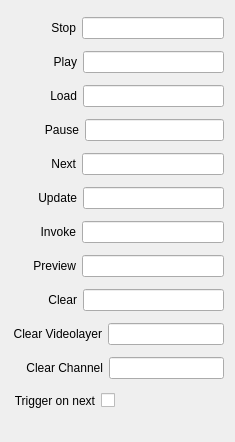
First picture: the form in src/Widgets/Inspector/InspectorCustomCommandWidget.ui, repository CasparCG/client, before the edit.
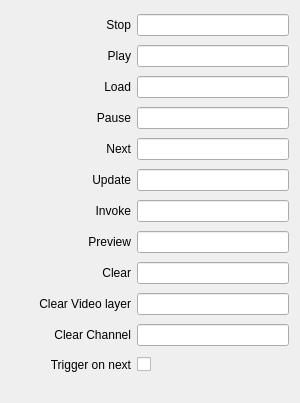
Second picture: the form after the edit.

Commit message: Simplify layout of inspector widgets

```diff
--- a/src/Widgets/Inspector/InspectorCustomCommandWidget.ui
+++ b/src/Widgets/Inspector/InspectorCustomCommandWidget.ui
@@ -6,8 +6,8 @@
    <rect>
     <x>0</x>
     <y>0</y>
-    <width>235</width>
-    <height>442</height>
+    <width>300</width>
+    <height>403</height>
    </rect>
   </property>
   <property name="sizePolicy">
@@ -16,398 +16,126 @@
     <verstretch>0</verstretch>
    </sizepolicy>
   </property>
-  <layout class="QVBoxLayout" name="verticalLayout">
-   <item>
-    <layout class="QHBoxLayout" name="horizontalLayoutStop">
-     <item>
-      <spacer name="horizontalSpacerStop">
-       <property name="orientation">
-        <enum>Qt::Horizontal</enum>
-       </property>
-       <property name="sizeType">
-        <enum>QSizePolicy::Fixed</enum>
-       </property>
-       <property name="sizeHint" stdset="0">
-        <size>
-         <width>40</width>
-         <height>20</height>
-        </size>
-       </property>
-      </spacer>
-     </item>
-     <item>
-      <widget class="QLabel" name="labelStop">
-       <property name="text">
-        <string>Stop</string>
-       </property>
-       <property name="alignment">
-        <set>Qt::AlignRight|Qt::AlignTrailing|Qt::AlignVCenter</set>
-       </property>
-      </widget>
-     </item>
-     <item>
-      <widget class="QLineEdit" name="lineEditStop"/>
-     </item>
-    </layout>
+  <layout class="QGridLayout" name="gridLayout">
+   <property name="bottomMargin">
+    <number>20</number>
+   </property>
+   <item row="6" column="0">
+    <widget class="QLabel" name="labelInvoke">
+     <property name="minimumSize">
+      <size>
+       <width>120</width>
+       <height>0</height>
+      </size>
+     </property>
+     <property name="text">
+      <string>Invoke</string>
+     </property>
+     <property name="alignment">
+      <set>Qt::AlignRight|Qt::AlignTrailing|Qt::AlignVCenter</set>
+     </property>
+    </widget>
    </item>
-   <item>
-    <layout class="QHBoxLayout" name="horizontalLayoutPlay">
-     <item>
-      <spacer name="horizontalSpacerPlay">
-       <property name="orientation">
-        <enum>Qt::Horizontal</enum>
-       </property>
-       <property name="sizeType">
-        <enum>QSizePolicy::Fixed</enum>
-       </property>
-       <property name="sizeHint" stdset="0">
-        <size>
-         <width>42</width>
-         <height>20</height>
-        </size>
-       </property>
-      </spacer>
-     </item>
-     <item>
-      <widget class="QLabel" name="labelPlay">
-       <property name="text">
-        <string>Play</string>
-       </property>
-       <property name="alignment">
-        <set>Qt::AlignRight|Qt::AlignTrailing|Qt::AlignVCenter</set>
-       </property>
-      </widget>
-     </item>
-     <item>
-      <widget class="QLineEdit" name="lineEditPlay"/>
-     </item>
-    </layout>
+   <item row="0" column="1">
+    <widget class="QLineEdit" name="lineEditStop"/>
    </item>
-   <item>
-    <layout class="QHBoxLayout" name="horizontalLayoutLoad">
-     <item>
-      <spacer name="horizontalSpacerLoad">
-       <property name="orientation">
-        <enum>Qt::Horizontal</enum>
-       </property>
-       <property name="sizeType">
-        <enum>QSizePolicy::Fixed</enum>
-       </property>
-       <property name="sizeHint" stdset="0">
-        <size>
-         <width>39</width>
-         <height>20</height>
-        </size>
-       </property>
-      </spacer>
-     </item>
-     <item>
-      <widget class="QLabel" name="labelLoad">
-       <property name="text">
-        <string>Load</string>
-       </property>
-       <property name="alignment">
-        <set>Qt::AlignRight|Qt::AlignTrailing|Qt::AlignVCenter</set>
-       </property>
-      </widget>
-     </item>
-     <item>
-      <widget class="QLineEdit" name="lineEditLoad"/>
-     </item>
-    </layout>
+   <item row="8" column="0">
+    <widget class="QLabel" name="labelClear">
+     <property name="minimumSize">
+      <size>
+       <width>120</width>
+       <height>0</height>
+      </size>
+     </property>
+     <property name="text">
+      <string>Clear</string>
+     </property>
+     <property name="alignment">
+      <set>Qt::AlignRight|Qt::AlignTrailing|Qt::AlignVCenter</set>
+     </property>
+    </widget>
    </item>
-   <item>
-    <layout class="QHBoxLayout" name="horizontalLayoutPause">
-     <item>
-      <spacer name="horizontalSpacerPause">
-       <property name="orientation">
-        <enum>Qt::Horizontal</enum>
-       </property>
-       <property name="sizeType">
-        <enum>QSizePolicy::Fixed</enum>
-       </property>
-       <property name="sizeHint" stdset="0">
-        <size>
-         <width>33</width>
-         <height>20</height>
-        </size>
-       </property>
-      </spacer>
-     </item>
-     <item>
-      <widget class="QLabel" name="labelPause">
-       <property name="text">
-        <string>Pause</string>
-       </property>
-       <property name="alignment">
-        <set>Qt::AlignRight|Qt::AlignTrailing|Qt::AlignVCenter</set>
-       </property>
-      </widget>
-     </item>
-     <item>
-      <widget class="QLineEdit" name="lineEditPause"/>
-     </item>
-    </layout>
+   <item row="4" column="1">
+    <widget class="QLineEdit" name="lineEditNext"/>
    </item>
-   <item>
-    <layout class="QHBoxLayout" name="horizontalLayoutNext">
-     <item>
-      <spacer name="horizontalSpacerNext">
-       <property name="orientation">
-        <enum>Qt::Horizontal</enum>
-       </property>
-       <property name="sizeType">
-        <enum>QSizePolicy::Fixed</enum>
-       </property>
-       <property name="sizeHint" stdset="0">
-        <size>
-         <width>39</width>
-         <height>20</height>
-        </size>
-       </property>
-      </spacer>
-     </item>
-     <item>
-      <widget class="QLabel" name="labelNext">
-       <property name="text">
-        <string>Next</string>
-       </property>
-       <property name="alignment">
-        <set>Qt::AlignRight|Qt::AlignTrailing|Qt::AlignVCenter</set>
-       </property>
-      </widget>
-     </item>
-     <item>
-      <widget class="QLineEdit" name="lineEditNext"/>
-     </item>
-    </layout>
+   <item row="1" column="1">
+    <widget class="QLineEdit" name="lineEditPlay"/>
    </item>
-   <item>
-    <layout class="QHBoxLayout" name="horizontalLayoutUpdate">
-     <item>
-      <spacer name="horizontalSpacerUpdate">
-       <property name="orientation">
-        <enum>Qt::Horizontal</enum>
-       </property>
-       <property name="sizeType">
-        <enum>QSizePolicy::Fixed</enum>
-       </property>
-       <property name="sizeHint" stdset="0">
-        <size>
-         <width>27</width>
-         <height>20</height>
-        </size>
-       </property>
-      </spacer>
-     </item>
-     <item>
-      <widget class="QLabel" name="labelUpdate">
-       <property name="text">
-        <string>Update</string>
-       </property>
-       <property name="alignment">
-        <set>Qt::AlignRight|Qt::AlignTrailing|Qt::AlignVCenter</set>
-       </property>
-      </widget>
-     </item>
-     <item>
-      <widget class="QLineEdit" name="lineEditUpdate"/>
-     </item>
-    </layout>
+   <item row="6" column="1">
+    <widget class="QLineEdit" name="lineEditInvoke"/>
    </item>
-   <item>
-    <layout class="QHBoxLayout" name="horizontalLayoutInvoke">
-     <item>
-      <spacer name="horizontalSpacerInvoke">
-       <property name="orientation">
-        <enum>Qt::Horizontal</enum>
-       </property>
-       <property name="sizeType">
-        <enum>QSizePolicy::Fixed</enum>
-       </property>
-       <property name="sizeHint" stdset="0">
-        <size>
-         <width>29</width>
-         <height>20</height>
-        </size>
-       </property>
-      </spacer>
-     </item>
-     <item>
-      <widget class="QLabel" name="labelInvoke">
-       <property name="text">
-        <string>Invoke</string>
-       </property>
-       <property name="alignment">
-        <set>Qt::AlignRight|Qt::AlignTrailing|Qt::AlignVCenter</set>
-       </property>
-      </widget>
-     </item>
-     <item>
-      <widget class="QLineEdit" name="lineEditInvoke"/>
-     </item>
-    </layout>
+   <item row="1" column="0">
+    <widget class="QLabel" name="labelPlay">
+     <property name="minimumSize">
+      <size>
+       <width>120</width>
+       <height>0</height>
+      </size>
+     </property>
+     <property name="text">
+      <string>Play</string>
+     </property>
+     <property name="alignment">
+      <set>Qt::AlignRight|Qt::AlignTrailing|Qt::AlignVCenter</set>
+     </property>
+    </widget>
    </item>
-   <item>
-    <layout class="QHBoxLayout" name="horizontalLayoutPreview">
-     <item>
-      <spacer name="horizontalSpacerPreview">
-       <property name="orientation">
-        <enum>Qt::Horizontal</enum>
-       </property>
-       <property name="sizeType">
-        <enum>QSizePolicy::Fixed</enum>
-       </property>
-       <property name="sizeHint" stdset="0">
-        <size>
-         <width>22</width>
-         <height>20</height>
-        </size>
-       </property>
-      </spacer>
-     </item>
-     <item>
-      <widget class="QLabel" name="labelPrev">
-       <property name="text">
-        <string>Preview</string>
-       </property>
-       <property name="alignment">
-        <set>Qt::AlignRight|Qt::AlignTrailing|Qt::AlignVCenter</set>
-       </property>
-      </widget>
-     </item>
-     <item>
-      <widget class="QLineEdit" name="lineEditPreview"/>
-     </item>
-    </layout>
+   <item row="2" column="0">
+    <widget class="QLabel" name="labelLoad">
+     <property name="minimumSize">
+      <size>
+       <width>120</width>
+       <height>0</height>
+      </size>
+     </property>
+     <property name="text">
+      <string>Load</string>
+     </property>
+     <property name="alignment">
+      <set>Qt::AlignRight|Qt::AlignTrailing|Qt::AlignVCenter</set>
+     </property>
+    </widget>
    </item>
-   <item>
-    <layout class="QHBoxLayout" name="horizontalLayoutClear">
-     <item>
-      <spacer name="horizontalSpacerClear">
-       <property name="orientation">
-        <enum>Qt::Horizontal</enum>
-       </property>
-       <property name="sizeType">
-        <enum>QSizePolicy::Fixed</enum>
-       </property>
-       <property name="sizeHint" stdset="0">
-        <size>
-         <width>37</width>
-         <height>20</height>
-        </size>
-       </property>
-      </spacer>
-     </item>
-     <item>
-      <widget class="QLabel" name="labelClear">
-       <property name="text">
-        <string>Clear</string>
-       </property>
-       <property name="alignment">
-        <set>Qt::AlignRight|Qt::AlignTrailing|Qt::AlignVCenter</set>
-       </property>
-      </widget>
-     </item>
-     <item>
-      <widget class="QLineEdit" name="lineEditClear"/>
-     </item>
-    </layout>
+   <item row="0" column="0">
+    <widget class="QLabel" name="labelStop">
+     <property name="minimumSize">
+      <size>
+       <width>120</width>
+       <height>0</height>
+      </size>
+     </property>
+     <property name="text">
+      <string>Stop</string>
+     </property>
+     <property name="alignment">
+      <set>Qt::AlignRight|Qt::AlignTrailing|Qt::AlignVCenter</set>
+     </property>
+    </widget>
    </item>
-   <item>
-    <layout class="QHBoxLayout" name="horizontalLayoutClearVideolayer">
-     <item>
-      <spacer name="horizontalSpacerClearVideolayer">
-       <property name="orientation">
-        <enum>Qt::Horizontal</enum>
-       </property>
-       <property name="sizeType">
-        <enum>QSizePolicy::Fixed</enum>
-       </property>
-       <property name="sizeHint" stdset="0">
-        <size>
-         <width>2</width>
-         <height>20</height>
-        </size>
-       </property>
-      </spacer>
-     </item>
-     <item>
-      <widget class="QLabel" name="labelClearVideolayer">
-       <property name="text">
-        <string>Clear Videolayer</string>
-       </property>
-       <property name="alignment">
-        <set>Qt::AlignRight|Qt::AlignTrailing|Qt::AlignVCenter</set>
-       </property>
-      </widget>
-     </item>
-     <item>
-      <widget class="QLineEdit" name="lineEditClearVideolayer"/>
-     </item>
-    </layout>
+   <item row="5" column="0">
+    <widget class="QLabel" name="labelUpdate">
+     <property name="minimumSize">
+      <size>
+       <width>120</width>
+       <height>0</height>
+      </size>
+     </property>
+     <property name="text">
+      <string>Update</string>
+     </property>
+     <property name="alignment">
+      <set>Qt::AlignRight|Qt::AlignTrailing|Qt::AlignVCenter</set>
+     </property>
+    </widget>
    </item>
-   <item>
-    <layout class="QHBoxLayout" name="horizontalLayoutClearChannel">
-     <item>
-      <spacer name="horizontalSpacerClearChannel">
-       <property name="orientation">
-        <enum>Qt::Horizontal</enum>
-       </property>
-       <property name="sizeType">
-        <enum>QSizePolicy::Fixed</enum>
-       </property>
-       <property name="sizeHint" stdset="0">
-        <size>
-         <width>15</width>
-         <height>20</height>
-        </size>
-       </property>
-      </spacer>
-     </item>
-     <item>
-      <widget class="QLabel" name="labelClearChannel">
-       <property name="text">
-        <string>Clear Channel</string>
-       </property>
-       <property name="alignment">
-        <set>Qt::AlignRight|Qt::AlignTrailing|Qt::AlignVCenter</set>
-       </property>
-      </widget>
-     </item>
-     <item>
-      <widget class="QLineEdit" name="lineEditClearChannel"/>
-     </item>
-    </layout>
+   <item row="5" column="1">
+    <widget class="QLineEdit" name="lineEditUpdate"/>
    </item>
-   <item>
+   <item row="8" column="1">
+    <widget class="QLineEdit" name="lineEditClear"/>
+   </item>
+   <item row="11" column="1">
     <layout class="QHBoxLayout" name="horizontalLayoutTriggerOnNext">
-     <item>
-      <spacer name="horizontalSpacerTriggerOnNext1">
-       <property name="orientation">
-        <enum>Qt::Horizontal</enum>
-       </property>
-       <property name="sizeType">
-        <enum>QSizePolicy::Fixed</enum>
-       </property>
-       <property name="sizeHint" stdset="0">
-        <size>
-         <width>2</width>
-         <height>20</height>
-        </size>
-       </property>
-      </spacer>
-     </item>
-     <item>
-      <widget class="QLabel" name="labelTriggerOnNext">
-       <property name="text">
-        <string>Trigger on next</string>
-       </property>
-       <property name="alignment">
-        <set>Qt::AlignRight|Qt::AlignTrailing|Qt::AlignVCenter</set>
-       </property>
-      </widget>
-     </item>
      <item>
       <widget class="QCheckBox" name="checkBoxTriggerOnNext">
        <property name="layoutDirection">
@@ -433,21 +161,116 @@
      </item>
     </layout>
    </item>
-   <item>
-    <spacer name="verticalSpacerFileRecorder">
-     <property name="orientation">
-      <enum>Qt::Vertical</enum>
+   <item row="2" column="1">
+    <widget class="QLineEdit" name="lineEditLoad"/>
+   </item>
+   <item row="3" column="0">
+    <widget class="QLabel" name="labelPause">
+     <property name="minimumSize">
+      <size>
+       <width>120</width>
+       <height>0</height>
+      </size>
      </property>
-     <property name="sizeType">
-      <enum>QSizePolicy::Fixed</enum>
+     <property name="text">
+      <string>Pause</string>
      </property>
-     <property name="sizeHint" stdset="0">
+     <property name="alignment">
+      <set>Qt::AlignRight|Qt::AlignTrailing|Qt::AlignVCenter</set>
+     </property>
+    </widget>
+   </item>
+   <item row="4" column="0">
+    <widget class="QLabel" name="labelNext">
+     <property name="minimumSize">
       <size>
-       <width>20</width>
-       <height>10</height>
+       <width>120</width>
+       <height>0</height>
       </size>
      </property>
-    </spacer>
+     <property name="text">
+      <string>Next</string>
+     </property>
+     <property name="alignment">
+      <set>Qt::AlignRight|Qt::AlignTrailing|Qt::AlignVCenter</set>
+     </property>
+    </widget>
+   </item>
+   <item row="3" column="1">
+    <widget class="QLineEdit" name="lineEditPause"/>
+   </item>
+   <item row="10" column="0">
+    <widget class="QLabel" name="labelClearChannel">
+     <property name="minimumSize">
+      <size>
+       <width>120</width>
+       <height>0</height>
+      </size>
+     </property>
+     <property name="text">
+      <string>Clear Channel</string>
+     </property>
+     <property name="alignment">
+      <set>Qt::AlignRight|Qt::AlignTrailing|Qt::AlignVCenter</set>
+     </property>
+    </widget>
+   </item>
+   <item row="10" column="1">
+    <widget class="QLineEdit" name="lineEditClearChannel"/>
+   </item>
+   <item row="7" column="0">
+    <widget class="QLabel" name="labelPrev">
+     <property name="minimumSize">
+      <size>
+       <width>120</width>
+       <height>0</height>
+      </size>
+     </property>
+     <property name="text">
+      <string>Preview</string>
+     </property>
+     <property name="alignment">
+      <set>Qt::AlignRight|Qt::AlignTrailing|Qt::AlignVCenter</set>
+     </property>
+    </widget>
+   </item>
+   <item row="11" column="0">
+    <widget class="QLabel" name="labelTriggerOnNext">
+     <property name="minimumSize">
+      <size>
+       <width>120</width>
+       <height>0</height>
+      </size>
+     </property>
+     <property name="text">
+      <string>Trigger on next</string>
+     </property>
+     <property name="alignment">
+      <set>Qt::AlignRight|Qt::AlignTrailing|Qt::AlignVCenter</set>
+     </property>
+    </widget>
+   </item>
+   <item row="7" column="1">
+    <widget class="QLineEdit" name="lineEditPreview"/>
+   </item>
+   <item row="9" column="0">
+    <widget class="QLabel" name="labelClearVideolayer">
+     <property name="minimumSize">
+      <size>
+       <width>120</width>
+       <height>0</height>
+      </size>
+     </property>
+     <property name="text">
+      <string>Clear Video layer</string>
+     </property>
+     <property name="alignment">
+      <set>Qt::AlignRight|Qt::AlignTrailing|Qt::AlignVCenter</set>
+     </property>
+    </widget>
+   </item>
+   <item row="9" column="1">
+    <widget class="QLineEdit" name="lineEditClearVideolayer"/>
    </item>
   </layout>
  </widget>
```
Left out of the diff: 14 changed lines with no effect on the pictures. The commit also changes 58 other files.
